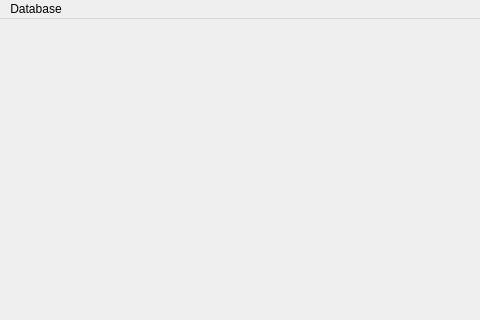
Old version of the form mainwindow.ui in the repository xBlixon/Bank; both pictures show x 0 to 480 and y 0 to 320 of the 800 by 600 pixel window.
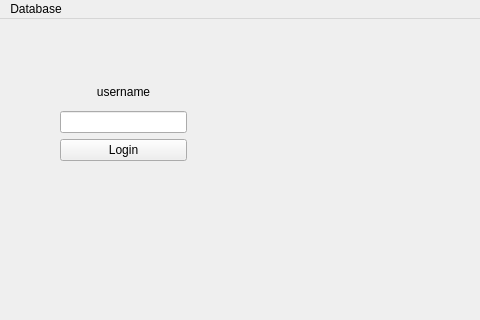
New version of the form.

Patch:
```diff
--- a/mainwindow.ui
+++ b/mainwindow.ui
@@ -13,7 +13,43 @@
   <property name="windowTitle">
    <string>MainWindow</string>
   </property>
-  <widget class="QWidget" name="centralwidget"/>
+  <widget class="QWidget" name="centralwidget">
+   <widget class="QWidget" name="">
+    <property name="geometry">
+     <rect>
+      <x>60</x>
+      <y>60</y>
+      <width>127</width>
+      <height>82</height>
+     </rect>
+    </property>
+    <layout class="QVBoxLayout" name="LoginBox">
+     <item>
+      <widget class="QLabel" name="label">
+       <property name="layoutDirection">
+        <enum>Qt::LayoutDirection::LeftToRight</enum>
+       </property>
+       <property name="text">
+        <string>username</string>
+       </property>
+       <property name="alignment">
+        <set>Qt::AlignmentFlag::AlignCenter</set>
+       </property>
+      </widget>
+     </item>
+     <item>
+      <widget class="QLineEdit" name="username"/>
+     </item>
+     <item>
+      <widget class="QPushButton" name="loginButton">
+       <property name="text">
+        <string>Login</string>
+       </property>
+      </widget>
+     </item>
+    </layout>
+   </widget>
+  </widget>
   <widget class="QMenuBar" name="menubar">
    <property name="geometry">
     <rect>
```
Left out of the diff: 2 changed lines with no effect on the pictures.
